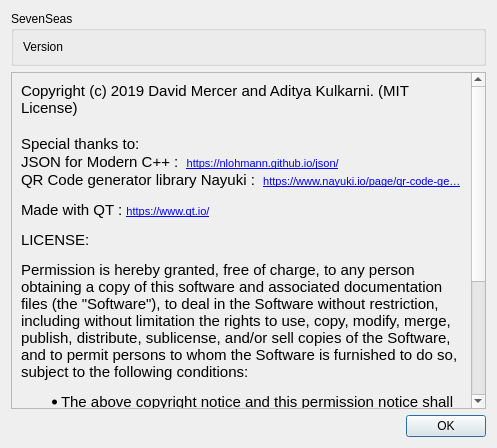
Old version of the form src/about.ui in the repository ZcashFoundation/zecwallet.
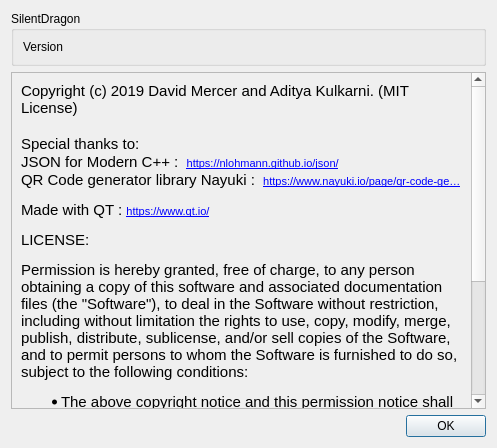
New version of the form.

```diff
--- a/src/about.ui
+++ b/src/about.ui
@@ -17,7 +17,7 @@
    <item>
     <widget class="QGroupBox" name="groupBox">
      <property name="title">
-      <string notr="true">SevenSeas</string>
+      <string notr="true">SilentDragon</string>
      </property>
      <layout class="QVBoxLayout" name="verticalLayout_2">
       <item>
```
